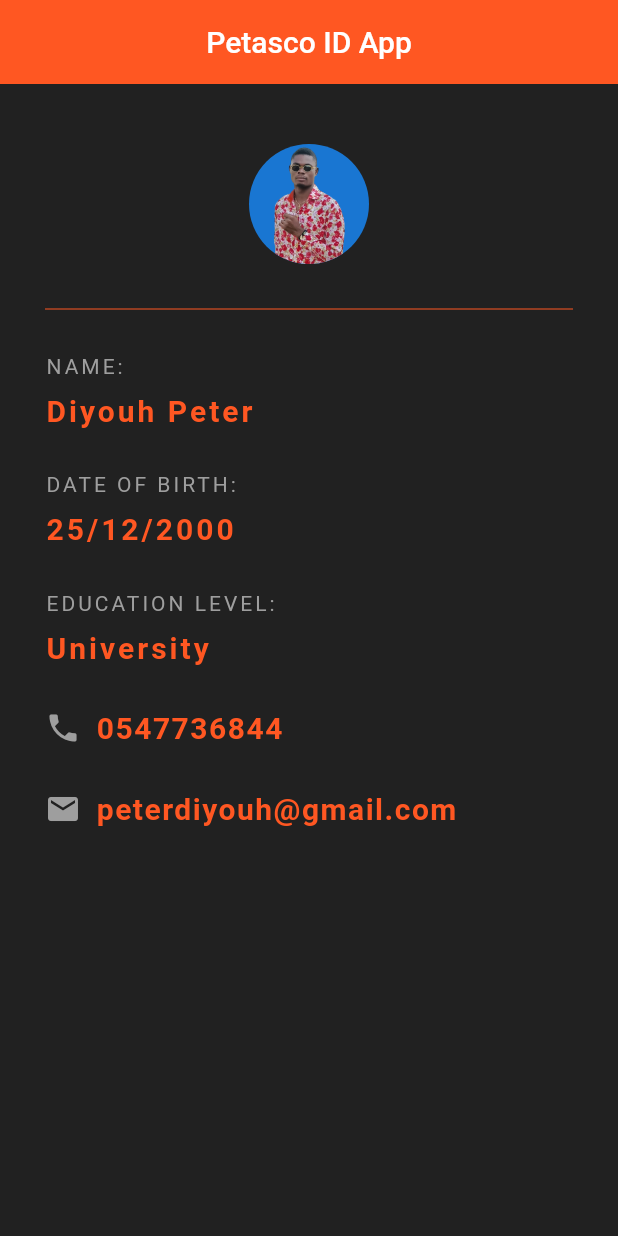
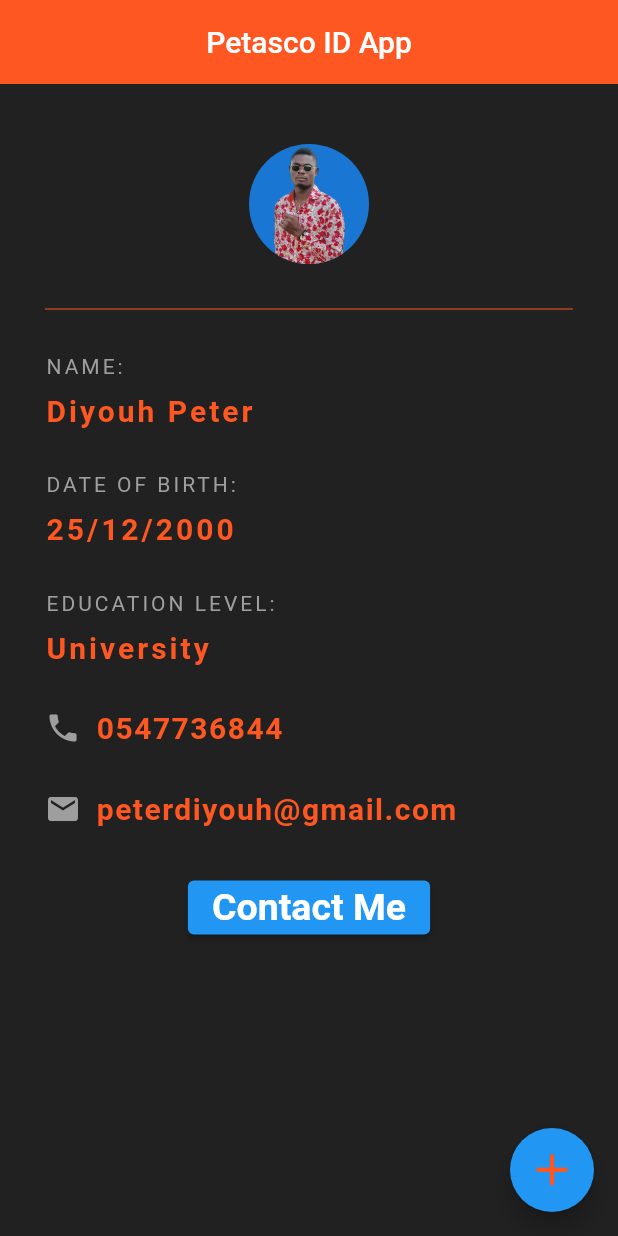
Before and after one commit to Petasco/id_card_app, a Flutter app: the screen it shows after launch, on a phone screen of 412 x 824 dp. Run offline on Flutter 3.47's test engine with Material 2 defaults, Android fonts, the phone set to English and light mode, and no system bars.

Commit message:
Update main.dart

```diff
--- a/lib/main.dart
+++ b/lib/main.dart
@@ -19,7 +19,7 @@ class Home extends StatelessWidget {
         backgroundColor: Colors.deepOrange,
         elevation: 0.0,
       ),
-      body: const Padding(
+      body: Padding(
         padding: EdgeInsets.fromLTRB(30.0, 40.0, 30.0, 0.0),
         child: Column(
           crossAxisAlignment: CrossAxisAlignment.start,
@@ -132,8 +132,30 @@ class Home extends StatelessWidget {
                 ),
               ],
             ),
-
+            SizedBox(height: 30.0),
+            Center(
+              child: ElevatedButton(onPressed: (){
+                //print("Success");
+              },
+                  child: Text(
+                    "Contact Me",
+                    style: TextStyle(
+                      color: Colors.white,
+                      fontSize: 25.0,
+                      fontWeight: FontWeight.bold,
+                    ),
+                  ),
+              ),
+            ),
           ],
+        ),
+      ),
+      floatingActionButton: FloatingActionButton(
+        onPressed: () {},
+        child: const Icon(
+          Icons.add,
+          color: Colors.deepOrange,
+          size: 35.0,
         ),
       ),
     );
```
